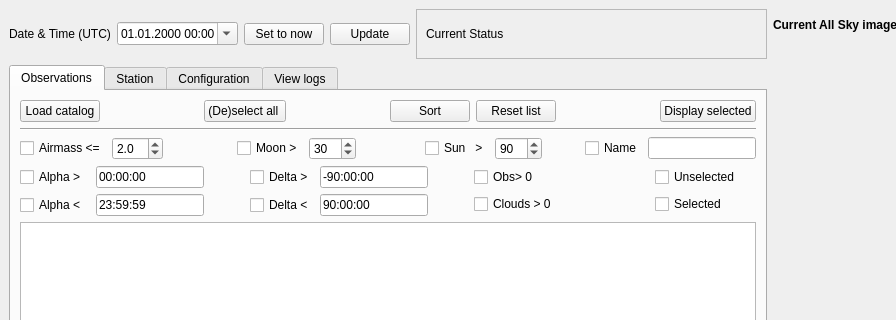
Above: pouet/design_scalable.ui from vbonvin/POUET before the change; both pictures show x 0 to 896 and y 0 to 320 of the 1248 by 844 pixel window. Below: the same form after it.
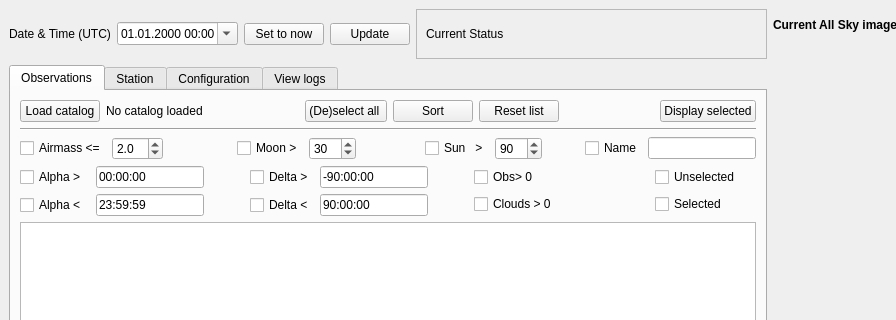
That is the form after the change.

Commit message: renaming some buttons, adding a default catalog, displaying name of the currently loaded catalog, adding some doc. #26

Diff of the .ui file:
```diff
--- a/pouet/design_scalable.ui
+++ b/pouet/design_scalable.ui
@@ -525,6 +525,13 @@
               </property>
              </widget>
             </item>
+            <item>
+             <widget class="QLabel" name="loadedCatValue">
+              <property name="text">
+               <string>No catalog loaded</string>
+              </property>
+             </widget>
+            </item>
             <item>
              <spacer name="horizontalSpacer">
               <property name="orientation">
@@ -548,22 +555,6 @@
               </property>
              </widget>
             </item>
-            <item>
-             <spacer name="horizontalSpacer_2">
-              <property name="orientation">
-               <enum>Qt::Horizontal</enum>
-              </property>
-              <property name="sizeType">
-               <enum>QSizePolicy::Expanding</enum>
-              </property>
-              <property name="sizeHint" stdset="0">
-               <size>
-                <width>40</width>
-                <height>20</height>
-               </size>
-              </property>
-             </spacer>
-            </item>
             <item>
              <widget class="QPushButton" name="displaySelectedObs">
               <property name="text">
@@ -579,13 +570,10 @@
              </widget>
             </item>
             <item>
-             <spacer name="horizontalSpacer_3">
+             <spacer name="horizontalSpacer_2">
               <property name="orientation">
                <enum>Qt::Horizontal</enum>
               </property>
-              <property name="sizeType">
-               <enum>QSizePolicy::Expanding</enum>
-              </property>
               <property name="sizeHint" stdset="0">
                <size>
                 <width>40</width>
```
The commit also changes 4 other files.
